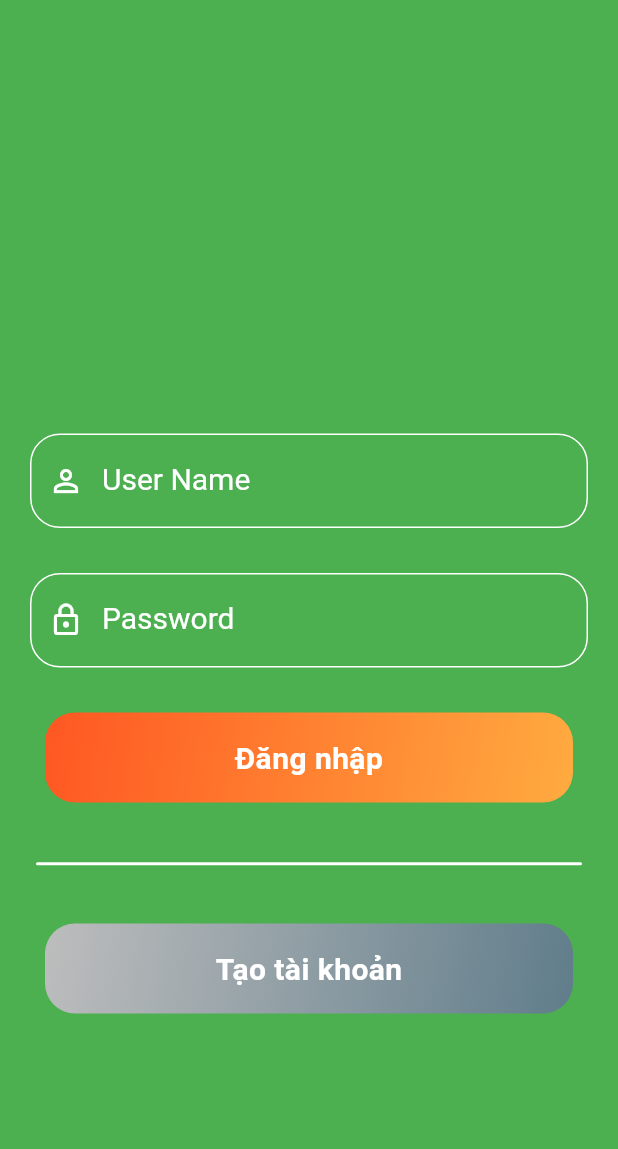
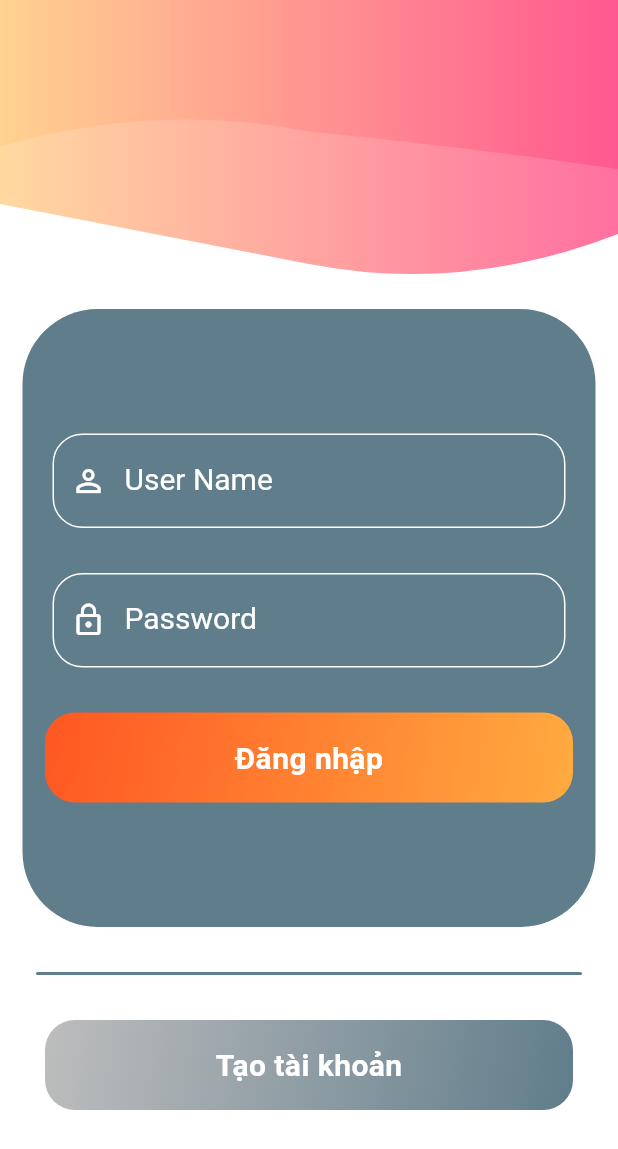
Before and after one commit to hlongpt1999/luan_van, a Flutter app: the screen it shows after launch, on a phone screen of 412 x 824 dp. Shown: the top 1149 px of the screen. Run offline on Flutter 3.47's test engine with Material 2 defaults, Android fonts, the phone set to English and light mode, and no system bars; our stand-ins replace cloud_firestore, firebase_auth, firebase_core, firebase_database, firebase_storage, fl_chart and 6 more; missing offline and left inert: line_chart; accounts and stored records are empty.

Commit message:
[Update] Login - Lưu đăng nhập

```diff
--- a/lib/Screens/Login/LoginScreen.dart
+++ b/lib/Screens/Login/LoginScreen.dart
@@ -4,13 +4,16 @@ import 'package:flutter/cupertino.dart';
 import 'package:flutter/material.dart';
 import 'package:luan_van/components/Constants.dart';
 import 'package:luan_van/components/progressLoading.dart';
+import 'package:luan_van/components/response_widget.dart';
 import 'package:luan_van/model/User.dart';
+import 'package:luan_van/resources/shape_clipper_custom.dart';
 import 'package:luan_van/resources/styles.dart';
 import 'package:luan_van/resources/button_circle_max.dart';
 import 'package:luan_van/screens/bmi/BMIScreen.dart';
 import 'package:luan_van/screens/home/HomeScreen.dart';
 import 'package:luan_van/screens/signup/SignUpScreen.dart';
 import 'package:toast/toast.dart';
+import 'package:shared_preferences/shared_preferences.dart';
 
 class LoginScreen extends StatefulWidget{
   @override
@@ -28,18 +31,14 @@ class LoginScreenState extends State<LoginScreen>{
   var _isUserError = false;
   var _isPassError = false;
 
-  String name = '';
-  String email = '';
   UserModel userModel = UserModel();
 
   final _firebaseAuth = FirebaseAuth.instance;
   Future getData(String uid) async {
     await FirebaseFirestore.instance.collection('users').doc(uid).get().then((value){
       var data = value.data() as Map<String, dynamic>;
-      name = data['name'];
-      email = data['email'];
-      CurrentUser.currentUser.name = name;
-      CurrentUser.currentUser.email = email;
+      CurrentUser.currentUser.name = data['name'];
+      CurrentUser.currentUser.email = data['email'];
       CurrentUser.currentUser.avatar = data['avatar'];
       CurrentUser.currentUser.id = data['id'];
       CurrentUser.currentUser.role = data['role'];
@@ -67,6 +66,8 @@ class LoginScreenState extends State<LoginScreen>{
         //     showToast(_auth.currentUser!.email.toString() + 'đã đăng nhập', null);
         //   });
         // }
+        SharedPreferences pref = await SharedPreferences.getInstance();
+        pref.setStringList(Const.LOGIN_PREF, [value.user.uid, email, pass]);
         _isUserError = false;
         _isPassError = false;
         await getData(value.user.uid).whenComplete(() async{
@@ -98,17 +99,31 @@ class LoginScreenState extends State<LoginScreen>{
     }
   }
 
-
   @override
   Widget build(BuildContext context) {
+    var _height = MediaQuery.of(context).size.height;
+    var _width = MediaQuery.of(context).size.width;
+    var _pixelRatio = MediaQuery.of(context).devicePixelRatio;
+    var _large =  ResponsiveWidget.isScreenLarge(_width, _pixelRatio);
+    var _medium =  ResponsiveWidget.isScreenMedium(_width, _pixelRatio);
     return Scaffold(
       resizeToAvoidBottomInset: false, // Not move screen when show keyboard
       body: Container(
         // decoration: new BoxDecoration(image: backgroundImage,),
-        color: Colors.green,
-        child: Stack(
+        color: Colors.white,
+        child: Column(
           children: [
-            Column(
+            headerPaint(_large, _height, _medium),
+
+            Center(
+              child: Container(
+                height: _height/2,
+                width: _width - 30,
+                decoration: BoxDecoration(
+                  color: Colors.blueGrey,
+                  borderRadius: BorderRadius.all(Radius.circular(50)),
+                ),
+                child: Column(
                   mainAxisAlignment: MainAxisAlignment.center,
                   children: <Widget>[
                     Container(
@@ -187,14 +202,16 @@ class LoginScreenState extends State<LoginScreen>{
                     ),
                   ],
                 ),
+              ),
+            ),
 
             Container(
               alignment: Alignment.bottomCenter,
-              padding: EdgeInsets.symmetric(vertical: MediaQuery.of(context).size.height * 0.3, horizontal: MySize.paddingHor),
+              padding: EdgeInsets.symmetric(vertical: 30, horizontal: MySize.paddingHor),
               child: Container(
                 height: 2,
                 decoration: BoxDecoration(
-                  color: Colors.white,
+                  color: Colors.blueGrey,
                   borderRadius: BorderRadius.all(Radius.circular(4.0)),
                 ),
               ),
@@ -202,7 +219,7 @@ class LoginScreenState extends State<LoginScreen>{
 
             Container(
               alignment: Alignment.bottomCenter,
-              padding: EdgeInsets.only(bottom: MediaQuery.of(context).size.height * 0.18),
+              // padding: EdgeInsets.only(bottom: MediaQuery.of(context).size.height * 0.18),
               child: GestureDetector(
                 onTap: (){
                   Navigator.push(context, MaterialPageRoute(builder: (context) => SignUpScreen()));
@@ -222,4 +239,44 @@ class LoginScreenState extends State<LoginScreen>{
       ProgressLoading().showLoading(context);
     });
   }
+
+  Widget headerPaint(var _large, var _height, var _medium){
+    return Container(
+      child: Stack(
+        children: [
+          Opacity(
+            opacity: 0.75,
+            child: ClipPath(
+              clipper: CustomShapeClipper(),
+              child: Container(
+                height: _large? _height/2 : (_medium? _height/2 : _height/4),
+                decoration: BoxDecoration(
+                  gradient: LinearGradient(
+                    colors: [Colors.orange[200], Colors.pinkAccent],
+                  ),
+                ),
+              ),
+            ),
+          ),
+
+
+          Opacity(
+            opacity: 0.5,
+            child: ClipPath(
+              clipper: CustomShapeClipper2(),
+              child: Container(
+                height: _large? _height/7 : (_medium? _height/6 : _height/7),
+                decoration: BoxDecoration(
+                  gradient: LinearGradient(
+                    colors: [Colors.orange[200], Colors.pinkAccent],
+                  ),
+                ),
+              ),
+            ),
+          ),
+
+        ],
+      ),
+    );
   }
+}
--- a/lib/Screens/Signup/SignUpScreen.dart
+++ b/lib/Screens/Signup/SignUpScreen.dart
@@ -82,7 +82,7 @@ class SignUpScreenState extends State<SignUpScreen>{
     await firebaseFirestore.collection('users').doc(userModel.id).set(userModel.toMap());
     Toast.show('Đã thêm thành công tài khoản: ' + _nameController.text, context);
     ProgressLoading().hideLoading(context);
-    Navigator.push(context, MaterialPageRoute(builder: (context)=>LoginScreen()));
+    Navigator.pushReplacement(context, MaterialPageRoute(builder: (context)=>LoginScreen()));
   }
 
   Future chooseFile() async {
--- a/lib/components/Constants.dart
+++ b/lib/components/Constants.dart
@@ -2,6 +2,7 @@ import 'package:flutter/material.dart';
 import 'package:luan_van/model/User.dart';
 
 class Const{
+  static final String LOGIN_PREF = "LoginPref";
   static int colorMainPaint = 0xffff9900;
   static int colorMiddlePaint = 0x12345678;
   static int colorLowPaint = 0x87654321;
--- a/pubspec.yaml
+++ b/pubspec.yaml
@@ -34,6 +34,10 @@ dependencies:
   toast: ^0.1.5
   image_picker: ^0.8.4
   firebase_storage: ^10.0.0
+  line_chart: ^1.0.9
+  fl_chart: ^0.40.2
+  shared_preferences: ^2.0.8
+  flare_flutter: ^2.0.2
 
   # The following adds the Cupertino Icons font to your application.
   # Use with the CupertinoIcons class for iOS style icons.
```
Also changed, not shown: lib/Screens/home/components/MyDrawer.dart (+5 -2 lines), lib/Screens/home/components/TabStatisticalScreen.dart (added, +166 -0 lines), lib/screens/home/HomeScreen.dart (+2 -6 lines), pubspec.lock. Lines whose indentation alone changed are shown as unchanged.
